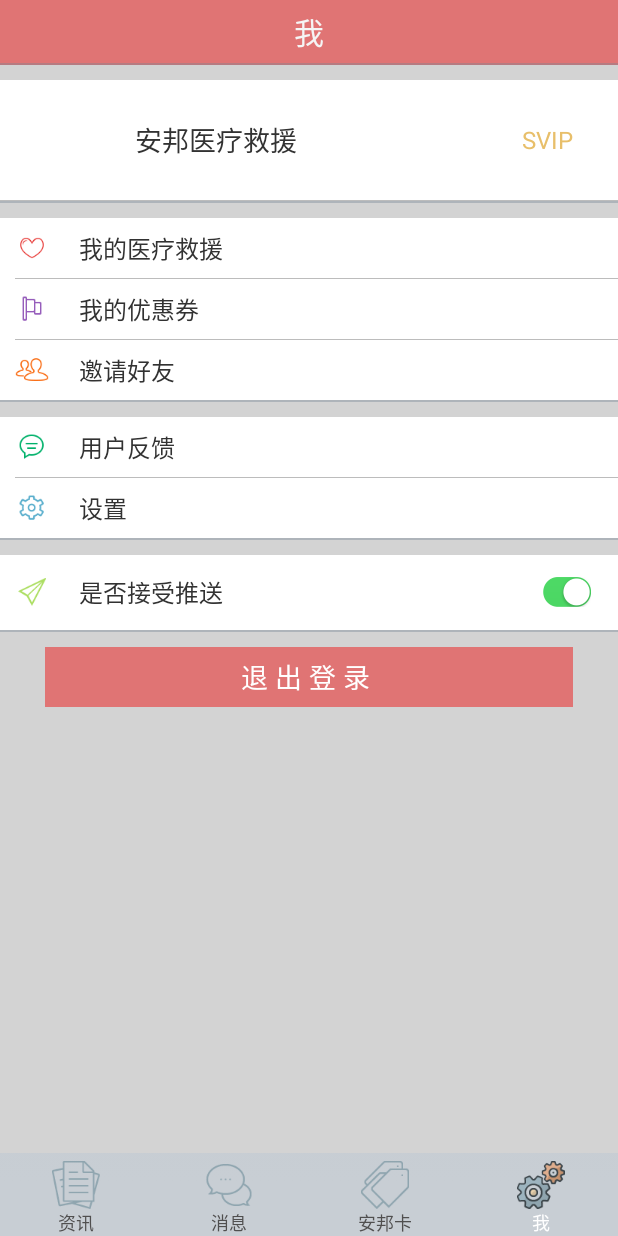
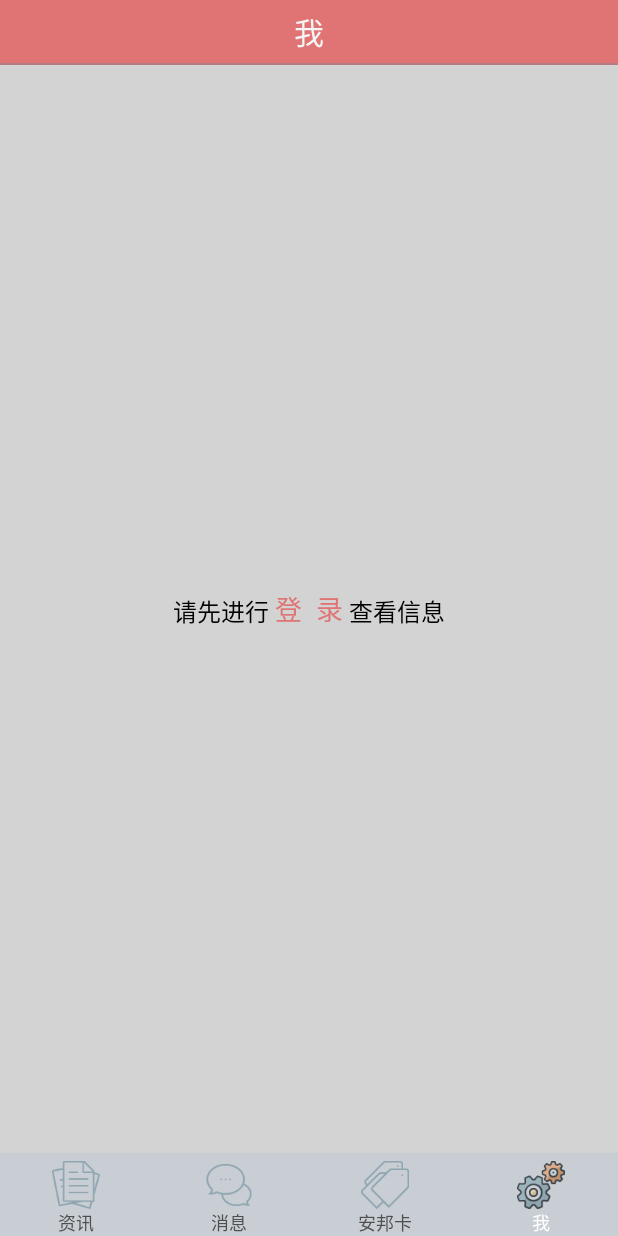
Before and after one commit to zhulr/ASOSApp, an Android app: the screen it shows after launch (MainActivity), after a tap on an icon or button, on a phone screen of 412 x 824 dp. Run offline under Robolectric (Android 15) with nearby library versions, the phone set to English and light mode, and no system bars; libraries missing offline, so code that uses them is left out: com.viewpagerindicator; 4 statements that could not run were skipped.

Commit message:
个人中心登录与未登录界面选择

```diff
--- a/app/src/main/java/com/asosapp/phone/activity/MainActivity.java
+++ b/app/src/main/java/com/asosapp/phone/activity/MainActivity.java
@@ -3,6 +3,7 @@
 import android.app.AlertDialog;
 import android.content.DialogInterface;
 import android.content.Intent;
+import android.content.SharedPreferences;
 import android.support.v4.app.Fragment;
 import android.support.v4.app.FragmentActivity;
 import android.support.v4.app.FragmentPagerAdapter;
@@ -21,6 +22,7 @@
 import com.asosapp.phone.fragment.BuyCardsFragment;
 import com.asosapp.phone.fragment.NewsAllFragment;
 import com.asosapp.phone.fragment.OnlineConsultFragment;
+import com.asosapp.phone.fragment.OutLoginFragment;
 import com.asosapp.phone.fragment.SetCenterFragment;
 import com.asosapp.phone.view.NoScrollViewPager;
 
@@ -80,14 +82,20 @@
     }
 
     private void initDatas() {
+        SharedPreferences sharedPreferences = this.getSharedPreferences("UserInfo", 0);
         NewsAllFragment newsFragment = new NewsAllFragment();
         OnlineConsultFragment onlineConsultFragment = new OnlineConsultFragment();
         BuyCardsFragment buyCardsFragment = new BuyCardsFragment();
         SetCenterFragment setCenterFragment = new SetCenterFragment();
+        OutLoginFragment outLoginFragment = new OutLoginFragment();
         mDatas.add(newsFragment);
         mDatas.add(onlineConsultFragment);
         mDatas.add(buyCardsFragment);
-        mDatas.add(setCenterFragment);
+        if (sharedPreferences.getBoolean("isLogin", false)) {
+            mDatas.add(setCenterFragment);
+        } else {
+            mDatas.add(outLoginFragment);
+        }
         mAdapter = new FragmentPagerAdapter(getSupportFragmentManager()) {
             @Override
             public Fragment getItem(int position) {
--- /dev/null
+++ b/app/src/main/java/com/asosapp/phone/fragment/OutLoginFragment.java
@@ -0,0 +1,48 @@
+package com.asosapp.phone.fragment;
+
+import android.content.Intent;
+import android.content.SharedPreferences;
+import android.os.Bundle;
+import android.support.annotation.Nullable;
+import android.support.v4.app.Fragment;
+import android.view.LayoutInflater;
+import android.view.View;
+import android.view.ViewGroup;
+import android.widget.TextView;
+import android.widget.ToggleButton;
+
+import com.asosapp.phone.R;
+import com.asosapp.phone.activity.LoginNewActivity;
+import com.asosapp.phone.view.RoundImage;
+
+/**
+ * Created by ASOS_zhulr on 2016/3/1.
+ */
+public class OutLoginFragment extends Fragment {
+
+    private View view;
+    private TextView titleName;
+    private TextView outLogin;
+
+    @Nullable
+    @Override
+    public View onCreateView(LayoutInflater inflater, ViewGroup container, Bundle savedInstanceState) {
+        view = inflater.inflate(R.layout.fragment_out_login_set_center, container, false);
+        initOutLogin();
+        return view;
+    }
+
+    private void initOutLogin() {
+        titleName = (TextView) view.findViewById(R.id.title_name);
+        titleName.setText(R.string.mine);
+        outLogin = (TextView) view.findViewById(R.id.to_login);
+        outLogin.setOnClickListener(new View.OnClickListener() {
+            @Override
+            public void onClick(View v) {
+                Intent intent = new Intent();
+                intent.setClass(getActivity(), LoginNewActivity.class);
+                startActivity(intent);
+            }
+        });
+    }
+}
--- a/app/src/main/java/com/asosapp/phone/fragment/SetCenterFragment.java
+++ b/app/src/main/java/com/asosapp/phone/fragment/SetCenterFragment.java
@@ -17,6 +17,7 @@
 import com.asosapp.phone.R;
 import com.asosapp.phone.activity.CardsDetailsActivity;
 import com.asosapp.phone.activity.CouponActivity;
+import com.asosapp.phone.activity.LoginNewActivity;
 import com.asosapp.phone.activity.MyQRActivity;
 import com.asosapp.phone.activity.PersonInformationActivity;
 import com.asosapp.phone.activity.SetActivity;
@@ -54,12 +55,13 @@
     @Nullable
     @Override
     public View onCreateView(LayoutInflater inflater, ViewGroup container, Bundle savedInstanceState) {
+        SharedPreferences sharedPreferences = getActivity().getSharedPreferences("UserInfo", 0);
+        is_push = sharedPreferences.getBoolean("is_push", true);
         view = inflater.inflate(R.layout.fragment_set_center, container, false);
-        SharedPreferences sharedPreferences = getActivity().getSharedPreferences("userInfo", 0);
-        is_push = sharedPreferences.getBoolean("is_push", true);
         init();
         return view;
     }
+
 
     private void init() {
         titleName = (TextView) view.findViewById(R.id.title_name);
@@ -125,7 +127,7 @@
             case R.id.view_account:
                 break;
             case R.id.view_my_asos:
-                Toast.makeText(getActivity(),"测试版无法进入！请下载正式版",Toast.LENGTH_SHORT);
+                Toast.makeText(getActivity(), "测试版无法进入！请下载正式版", Toast.LENGTH_SHORT);
                 break;
             case R.id.view_my_coupon:
                 intent(4);
--- /dev/null
+++ b/app/src/main/res/layout/fragment_out_login_set_center.xml
@@ -0,0 +1,46 @@
+<?xml version="1.0" encoding="utf-8"?>
+<LinearLayout xmlns:android="http://schemas.android.com/apk/res/android"
+    xmlns:tools="http://schemas.android.com/tools"
+    android:layout_width="match_parent"
+    android:layout_height="match_parent"
+    android:orientation="vertical">
+
+    <include layout="@layout/layout_activity_title" />
+
+    <RelativeLayout
+        android:layout_width="match_parent"
+        android:layout_height="match_parent"
+        android:background="@color/chat_detail_split_line_color">
+
+        <TextView
+            android:layout_width="wrap_content"
+            android:layout_height="wrap_content"
+            android:gravity="center"
+            android:text="请先进行 "
+            android:textColor="@color/black"
+            android:textSize="16sp"
+            android:layout_alignBottom="@+id/to_login"
+            android:layout_toLeftOf="@+id/to_login" />
+
+        <TextView
+            android:id="@+id/to_login"
+            android:layout_width="wrap_content"
+            android:layout_height="wrap_content"
+            android:gravity="center"
+            android:text="登  录"
+            android:textColor="@color/btn_color_login"
+            android:textSize="18sp"
+            android:layout_centerVertical="true"
+            android:layout_centerHorizontal="true" />
+
+        <TextView
+            android:layout_width="wrap_content"
+            android:layout_height="wrap_content"
+            android:gravity="center"
+            android:text=" 查看信息"
+            android:textColor="@color/black"
+            android:textSize="16sp"
+            android:layout_alignBottom="@+id/to_login"
+            android:layout_toRightOf="@+id/to_login"/>
+    </RelativeLayout>
+</LinearLayout>
```
Also changed, not shown: app/src/main/java/com/asosapp/phone/controller/LoginController.java (+0 -12 lines).
